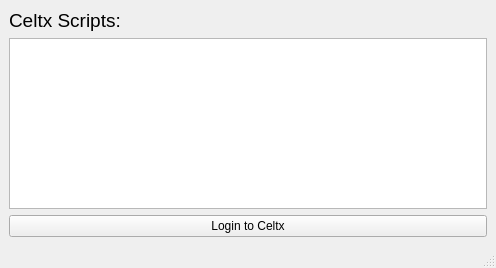
Before: the Qt Designer form GUI/DesignerFiles/MainWindow.ui in smithbro2115/MixingSessionSetup, drawn with Qt 5.
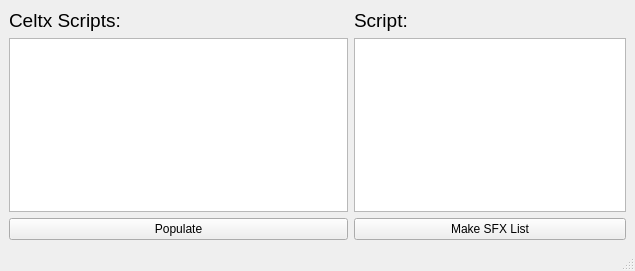
After: the same form once the commit is applied.

```diff
--- a/GUI/DesignerFiles/MainWindow.ui
+++ b/GUI/DesignerFiles/MainWindow.ui
@@ -6,8 +6,8 @@
    <rect>
     <x>0</x>
     <y>0</y>
-    <width>496</width>
-    <height>268</height>
+    <width>635</width>
+    <height>271</height>
    </rect>
   </property>
   <property name="windowTitle">
@@ -16,29 +16,51 @@
   <widget class="QWidget" name="centralwidget">
    <layout class="QGridLayout" name="gridLayout_2">
     <item row="0" column="0">
-     <layout class="QGridLayout" name="gridLayout">
-      <item row="0" column="0">
-       <widget class="QLabel" name="label">
-        <property name="font">
-         <font>
-          <pointsize>14</pointsize>
-         </font>
-        </property>
-        <property name="text">
-         <string>Celtx Scripts:</string>
-        </property>
-       </widget>
-      </item>
+     <layout class="QGridLayout" name="gridLayout" columnstretch="5,4">
       <item row="2" column="0">
        <widget class="QPushButton" name="loginToCeltxPushButton">
         <property name="text">
-         <string>Login to Celtx</string>
+         <string>Populate</string>
         </property>
        </widget>
       </item>
       <item row="1" column="0">
        <widget class="QListWidget" name="celtxScriptsListWidget"/>
       </item>
+      <item row="0" column="0">
+       <widget class="QLabel" name="label">
+        <property name="font">
+         <font>
+          <pointsize>14</pointsize>
+         </font>
+        </property>
+        <property name="text">
+         <string>Celtx Scripts:</string>
+        </property>
+       </widget>
+      </item>
+      <item row="0" column="1">
+       <widget class="QLabel" name="label_2">
+        <property name="font">
+         <font>
+          <pointsize>14</pointsize>
+         </font>
+        </property>
+        <property name="text">
+         <string>Script:</string>
+        </property>
+       </widget>
+      </item>
+      <item row="1" column="1">
+       <widget class="QTextBrowser" name="scriptTextBrowser"/>
+      </item>
+      <item row="2" column="1">
+       <widget class="QPushButton" name="makeSFXListPushButton">
+        <property name="text">
+         <string>Make SFX List</string>
+        </property>
+       </widget>
+      </item>
      </layout>
     </item>
    </layout>
```
Left out of the diff: 4 changed lines with no effect on the pictures.
